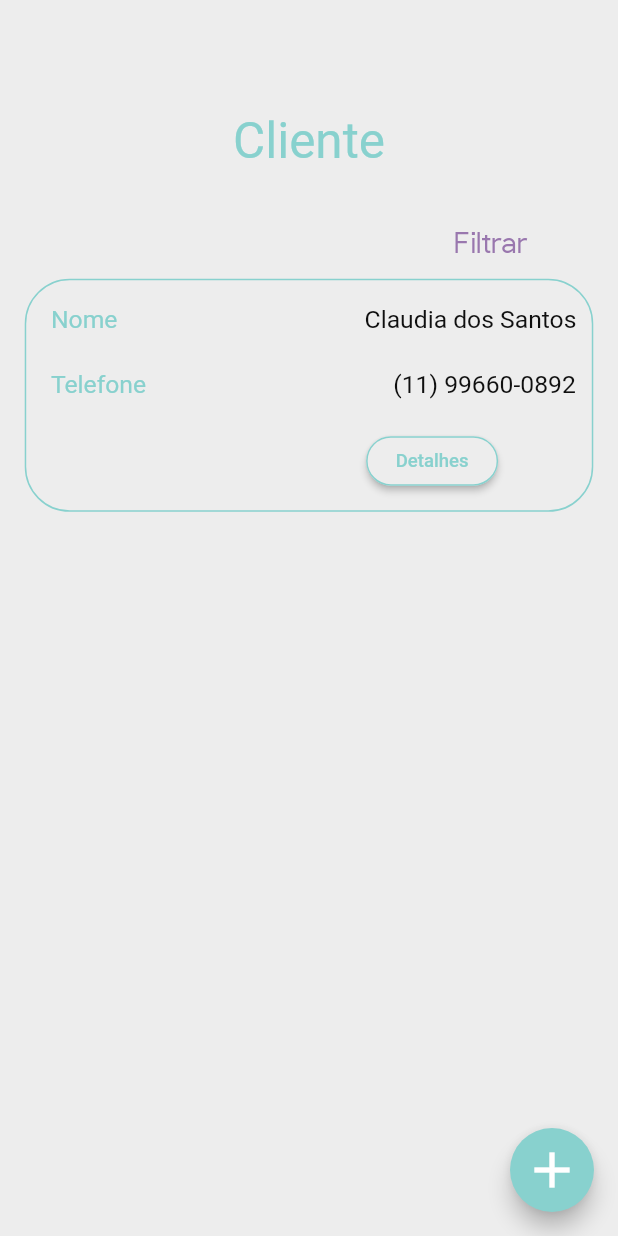
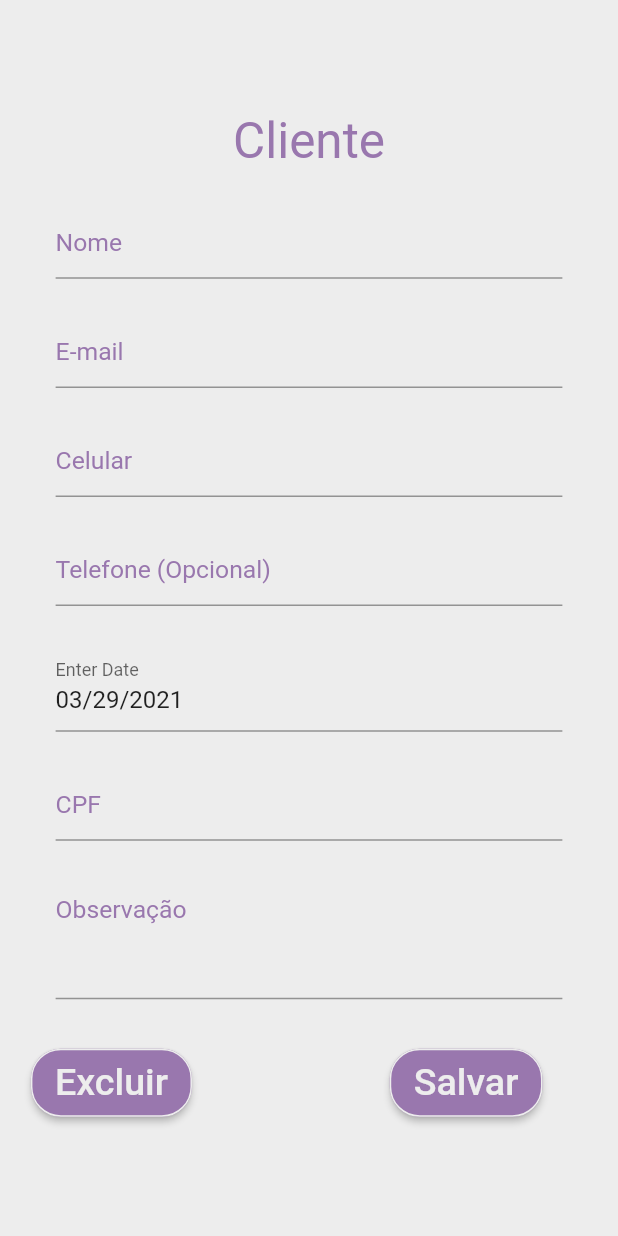
Before and after one commit to leticiasilvaDivenTech/salooni, a Flutter app: the cliente screen opened directly, after a tap on the "add" icon, on a phone screen of 412 x 824 dp. Run offline on Flutter 3.47's test engine with Material 2 defaults, Android fonts, the phone set to English and light mode, and no system bars; our stand-ins replace curved_navigation_bar, mask_text_input_formatter, table_calendar; Roboto replaces fonts that are missing (Generic).

Commit message:
Alteração na tela de agendamento e criação da tela de cadastro do cliente

```diff
--- /dev/null
+++ b/lib/Cliente/registrar_cliente.dart
@@ -0,0 +1,290 @@
+import 'package:flutter/material.dart';
+import 'package:mask_text_input_formatter/mask_text_input_formatter.dart';
+import 'package:salooni/Menu/menu.dart';
+
+
+class RegistrarCliente extends StatefulWidget {
+  @override
+  _RegistrarClienteState createState() => _RegistrarClienteState();
+}
+
+class _RegistrarClienteState extends State<RegistrarCliente> {
+  String nascimentoData;
+  var maskFormatterTelefone = new MaskTextInputFormatter
+    (mask: '(##) ####-#####', filter: { "#": RegExp(r'[0-9]') });
+  var maskFormatterCPF = new MaskTextInputFormatter
+    (mask: '###.###.###-##', filter: { "#": RegExp(r'[0-9]') });
+  TextEditingController nClienteController = TextEditingController();
+  TextEditingController cpfController = TextEditingController();
+  TextEditingController celularController = TextEditingController();
+  TextEditingController emailController = TextEditingController();
+  TextEditingController telefoneController = TextEditingController();
+  TextEditingController nascimentoDataController = TextEditingController();
+  TextEditingController observacaoController = TextEditingController();
+  GlobalKey<FormState> _formKey = GlobalKey<FormState>();
+
+  // ignore: unused_element
+  void _resetFields(){
+    cpfController.text = "";
+    celularController.text = "";
+    emailController.text = "";
+    telefoneController.text = "";
+    nascimentoDataController.text = "";
+    observacaoController.text = "";
+    setState(() {
+      _formKey = GlobalKey<FormState>();
+    });
+  }
+  @override
+  Widget build(BuildContext context) {
+    double _alturaTela = MediaQuery.of(context).size.height;
+    double _LarguraTela = MediaQuery.of(context).size.width;
+    return Scaffold(
+        backgroundColor: Color(0xFFededed),
+        body: SingleChildScrollView(
+          child:Form(
+            key: _formKey,
+            child:Column(
+              crossAxisAlignment: CrossAxisAlignment.stretch,
+              children: <Widget>[
+                //Tab(icon: new Image.asset("images/icone7.png")),
+                Padding(
+                  padding: EdgeInsets.fromLTRB(0,_alturaTela*0.09,0,0),
+                  child: Text("Cliente",
+                    style: TextStyle(color: Color(0xFF9977ae),
+                        fontSize:_alturaTela* 0.04,
+                        fontFamily:"Generic"),
+                    textAlign: TextAlign.center,
+                  ),
+                ),
+                Padding(
+                  padding: EdgeInsets.fromLTRB
+                    (_LarguraTela*0.09,_alturaTela*0.03,_LarguraTela*0.09,0),
+                  child: TextFormField(
+                      autofocus: false,
+                      keyboardType: TextInputType.text,
+                      cursorColor: Color(0xFF9977ae),
+                      decoration: InputDecoration(
+                          focusedBorder:
+                          UnderlineInputBorder(
+                              borderSide: BorderSide(color: Color(0xFF9977ae))),
+                          hintText: "Nome",
+                          hintStyle: TextStyle(color: Color(0xFF9977ae)),
+                          labelStyle: TextStyle(color: Color(0xFF9977ae))),
+                      style: TextStyle(color: Color(0xFF0f0f0f),
+                          fontSize:_LarguraTela * 0.04),
+                      controller: nClienteController,
+                      validator: (value) {
+                        if (value.isEmpty)
+                          return "Insira o Nome";
+                        else
+                          return null;
+                      }
+
+                  ),
+                ),
+                Padding(
+                  padding: EdgeInsets.fromLTRB
+                    (_LarguraTela*0.09,_alturaTela*0.03,_LarguraTela*0.09,0),
+                  child: TextFormField(
+                      autofocus: false,
+                      keyboardType: TextInputType.text,
+                      decoration: InputDecoration(
+                          focusedBorder:
+                          UnderlineInputBorder(
+                              borderSide: BorderSide(color: Color(0xFF9977ae))),
+                          hintText: "E-mail",
+                          hintStyle: TextStyle(color: Color(0xFF9977ae)),
+                          labelStyle: TextStyle(color: Color(0xFF9977ae))),
+                      style: TextStyle(color: Color(0xFF0f0f0f),
+                          fontSize: _LarguraTela * 0.04),
+                      controller: emailController,
+                      validator: (value) {
+                        if (value.isEmpty)
+                          return "Insira o E-mail";
+                        else
+                          return null;
+                      }
+                  ),
+                ),
+                Padding(
+                  padding: EdgeInsets.fromLTRB
+                    (_LarguraTela*0.09,_alturaTela*0.03,_LarguraTela*0.09,0),
+                  child: TextFormField(
+                      autofocus: false,
+                      keyboardType: TextInputType.phone,
+                      inputFormatters: [maskFormatterTelefone],
+                      decoration: InputDecoration(
+                          focusedBorder:
+                          UnderlineInputBorder(
+                              borderSide: BorderSide(color: Color(0xFF9977ae))),
+                          hintText: "Celular",
+                          hintStyle: TextStyle(color: Color(0xFF9977ae)),
+                          labelStyle: TextStyle(color: Color(0xFF9977ae))),
+                      style: TextStyle(color: Color(0xFF0f0f0f),
+                          fontSize: _LarguraTela * 0.04),
+                      controller: celularController,
+                      validator: (value) {
+                        if (value.isEmpty)
+                          return "Insira o celular";
+                        else
+                          return null;
+                      }
+                  ),
+                ),
+                Padding(
+                  padding: EdgeInsets.fromLTRB
+                    (_LarguraTela*0.09,_alturaTela*0.03,_LarguraTela*0.09,0),
+                  child: TextFormField(
+                      autofocus: false,
+                      keyboardType: TextInputType.phone,
+                      inputFormatters: [maskFormatterTelefone],
+                      decoration: InputDecoration(
+                          focusedBorder:
+                          UnderlineInputBorder(
+                              borderSide: BorderSide(color: Color(0xFF9977ae))),
+                          hintText: "Telefone (Opcional)",
+                          hintStyle: TextStyle(color: Color(0xFF9977ae)),
+                          labelStyle: TextStyle(color: Color(0xFF9977ae))),
+                      style: TextStyle(color: Color(0xFF0f0f0f),
+                          fontSize: _LarguraTela * 0.04),
+                      controller: telefoneController,
+                      validator: (value) {
+                        if (value.isEmpty)
+                          return "Insira o telefone";
+                        else
+                          return null;
+                      }
+                  ),
+                ),
+                Padding(
+                  padding: EdgeInsets.fromLTRB
+                    (_LarguraTela*0.09,_alturaTela*0.03,_LarguraTela*0.09,0),
+                  child: InputDatePickerFormField (
+                    autofocus: false,
+                    initialDate: new DateTime.now(),
+                    firstDate: new DateTime(2016),
+                    lastDate: new DateTime(2030),
+                    onDateSubmitted: (date) {
+                      setState(() {
+                        nascimentoData = date.toString();
+                      });
+                    },
+                  )
+                ),
+                Padding(
+                  padding: EdgeInsets.fromLTRB
+                    (_LarguraTela*0.09,_alturaTela*0.03,_LarguraTela*0.09,0),
+                  child: TextFormField(
+                    autofocus: false,
+                    keyboardType: TextInputType.number,
+                    inputFormatters: [maskFormatterCPF],
+                    decoration: InputDecoration(
+                        focusedBorder:
+                        UnderlineInputBorder(
+                            borderSide: BorderSide(color: Color(0xFF9977ae))),
+                        hintText: "CPF",
+                        hintStyle: TextStyle(color: Color(0xFF9977ae)),
+                        labelStyle: TextStyle(color: Color(0xFF9977ae))),
+                    style: TextStyle(color: Color(0xFF0f0f0f),
+                        fontSize: _LarguraTela * 0.04),
+                    controller: cpfController,
+                      validator: (value) {
+                        if (value.isEmpty)
+                          return "Insira o CPF";
+                        else
+                          return null;
+                      }
+
+                  ),
+                ),
+                Padding(
+                    padding: EdgeInsets.fromLTRB
+                      (_LarguraTela*0.09,_alturaTela*0.03,_LarguraTela*0.09,0),
+                    child: TextField (
+                      minLines: 3,
+                      maxLines: 6,
+                      autofocus: false,
+                      decoration: InputDecoration(
+                          focusedBorder:
+                          OutlineInputBorder(
+                              borderSide: BorderSide(color: Color(0xFF9977ae))),
+                          hintText: "Observação",
+                          hintStyle: TextStyle(color: Color(0xFF9977ae)),
+                          labelStyle: TextStyle(color: Color(0xFF9977ae))),
+                      style: TextStyle(color: Color(0xFF0f0f0f),
+                          fontSize: _LarguraTela * 0.04),
+                      controller: observacaoController,
+
+                    )
+                ),
+          Row(children: <Widget>[
+                Padding(
+                  padding: EdgeInsets.fromLTRB(0,_alturaTela*0.04,0,0),
+                  child: Container(
+                    margin: EdgeInsets.fromLTRB
+                      (_LarguraTela*0.05,0,_LarguraTela*0.02,20),
+                    height: _alturaTela*0.055,
+                    child: RaisedButton(
+                      onPressed: () {
+                        if (_formKey.currentState.validate()) {
+                          Navigator.push(
+                              context,
+                              MaterialPageRoute(builder: (context) => Menu())
+                          );
+                        }
+                      },
+                      child: Text(
+                        "Excluir",
+                        style: TextStyle(color: Color(0xFFededed),
+                            fontSize:_LarguraTela*0.061),
+                      ),
+                      shape:  RoundedRectangleBorder(
+                          borderRadius: BorderRadius.circular(20.0),
+                          side: BorderSide(color: Color(0xFFededed))
+                      ),
+                      color: Color(0xFF9977ae),
+                    ),
+                  ),
+                ),
+            Padding(
+              padding: EdgeInsets.fromLTRB(0,_alturaTela*0.04,0,0),
+
+              child: Container(
+                margin: EdgeInsets.fromLTRB
+                  (_LarguraTela*0.3,0,_LarguraTela*0.02,20),
+                height: _alturaTela*0.055,
+                child: RaisedButton(
+                  onPressed: () {
+                    if (_formKey.currentState.validate()) {
+                      Navigator.push(
+                          context,
+                          MaterialPageRoute(builder: (context) => Menu())
+                      );
+                    }
+
+                  },
+                  child: Text(
+                    "Salvar",
+                    style: TextStyle(color: Color(0xFFededed),
+                        fontSize:_LarguraTela*0.061),
+                  ),
+                  shape:  RoundedRectangleBorder(
+                      borderRadius: BorderRadius.circular(20.0),
+                      side: BorderSide(color: Color(0xFFededed))
+                  ),
+                  color: Color(0xFF9977ae),
+                ),
+              ),
+            ),
+                ]),
+
+
+              ],
+
+            ),
+          ),
+        )
+    );
+  }
+}
--- a/lib/Menu/cliente.dart
+++ b/lib/Menu/cliente.dart
@@ -1,5 +1,6 @@
 import 'package:flutter/material.dart';
 import 'package:salooni/Agendamento/detalhe.dart';
+import 'package:salooni/Cliente/registrar_cliente.dart';
 
 class cliente extends StatefulWidget {
   @override
@@ -130,7 +131,11 @@ class _clienteState extends State<cliente> {
               )
             ])),
         floatingActionButton: FloatingActionButton(
-            onPressed: () {},
+            onPressed: () {  Navigator.push(
+                context,
+                MaterialPageRoute(
+                    builder: (context) => RegistrarCliente()));
+            },
             tooltip: 'Increment Counter',
             backgroundColor: Color(0xFF88d1ce),
             child: Padding(
```
Also changed, not shown: lib/Agendamento/detalhe.dart (+63 -39 lines), pubspec.lock.
